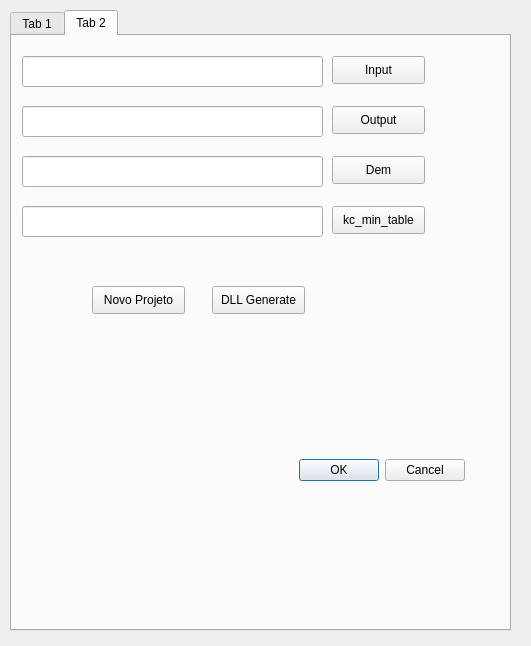
Before: the Qt Designer form ui.resources/ui_BaseDialog.ui in LabSid-USP/RUBEMHydrological, drawn with Qt 5.
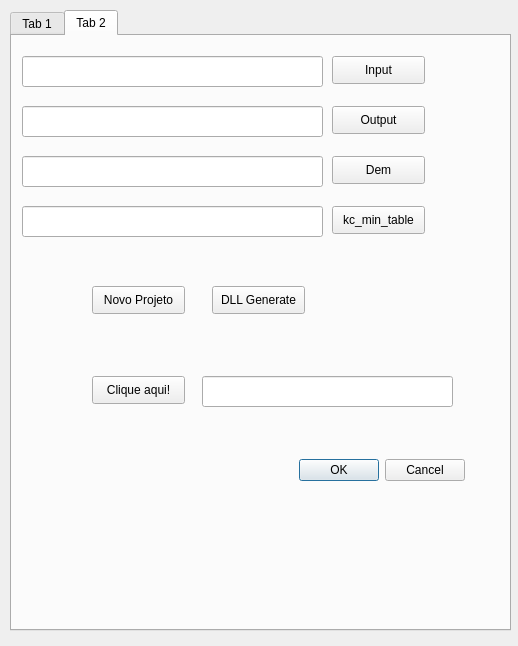
After: the same form once the commit is applied. Custom widgets are drawn as their Qt base class.

Diff of the .ui file:
```diff
--- a/ui.resources/ui_BaseDialog.ui
+++ b/ui.resources/ui_BaseDialog.ui
@@ -6,7 +6,7 @@
    <rect>
     <x>0</x>
     <y>0</y>
-    <width>531</width>
+    <width>518</width>
     <height>646</height>
    </rect>
   </property>
@@ -758,6 +758,29 @@
       <string>Novo Projeto</string>
      </property>
     </widget>
+    <widget class="QPushButton" name="testeCamila">
+     <property name="geometry">
+      <rect>
+       <x>80</x>
+       <y>340</y>
+       <width>93</width>
+       <height>28</height>
+      </rect>
+     </property>
+     <property name="text">
+      <string>Clique aqui!</string>
+     </property>
+    </widget>
+    <widget class="QLineEdit" name="lineEdit_7">
+     <property name="geometry">
+      <rect>
+       <x>190</x>
+       <y>340</y>
+       <width>251</width>
+       <height>31</height>
+      </rect>
+     </property>
+    </widget>
    </widget>
   </widget>
  </widget>
```
Left out of the diff: 23 changed lines with no effect on the pictures.
